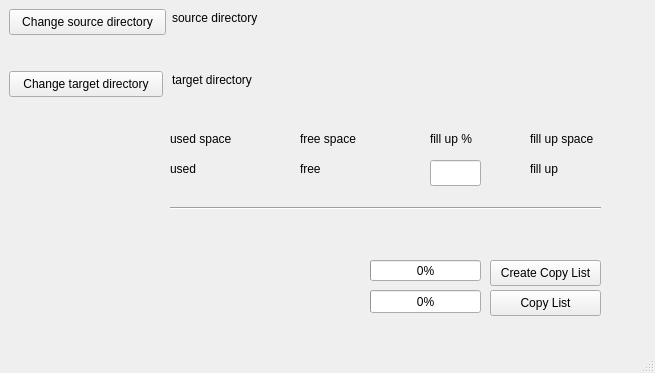
Above: mainwindow.ui from hansdampfinger666/randMP3filler2 before the change. Below: the same form after it.
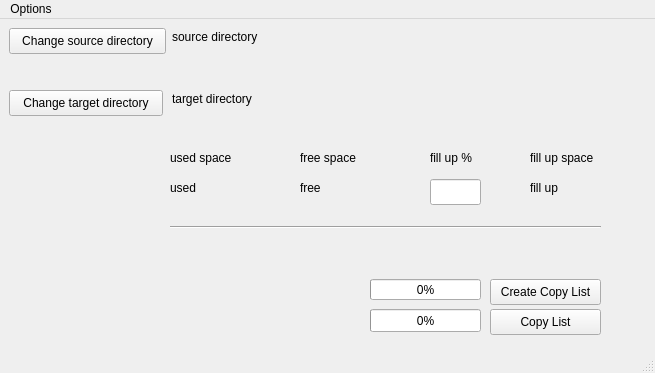
That is the form after the change.

What changed in the file:
```diff
--- a/mainwindow.ui
+++ b/mainwindow.ui
@@ -252,6 +252,13 @@
      <height>23</height>
     </rect>
    </property>
+   <widget class="QMenu" name="menuOptions">
+    <property name="title">
+     <string>Options</string>
+    </property>
+    <addaction name="actionApplication_Options"/>
+   </widget>
+   <addaction name="menuOptions"/>
   </widget>
  </widget>
  <resources/>
```
Left out of the diff: 5 changed lines with no effect on the pictures.
